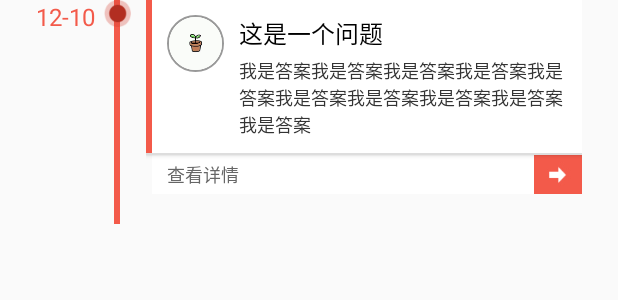
After one commit to neilsun2009/Sanxing, an Android app: the layout listview_today.xml on its own in the app's theme, with its tools: preview values and no code run, on a phone screen of 412 x 824 dp. The commit adds this screen. Shown: the top 300 px of the screen. Run offline under Robolectric (Android 15) with nearby library versions, the phone set to English and light mode, and no system bars.

Commit message:
finish today page

```diff
--- a/app/src/main/java/com/note8/sanxing/MainActivity.java
+++ b/app/src/main/java/com/note8/sanxing/MainActivity.java
@@ -21,15 +21,19 @@ import android.view.MenuItem;
 import android.view.View;
 import android.view.ViewGroup;
 
+import android.widget.ArrayAdapter;
 import android.widget.Button;
 import android.widget.ImageView;
 import android.widget.LinearLayout;
+import android.widget.ListView;
 import android.widget.TextView;
 import android.widget.Toast;
 
 import org.w3c.dom.Text;
 
+import java.util.ArrayList;
 import java.util.Date;
+import java.util.List;
 
 public class MainActivity extends AppCompatActivity {
 
@@ -113,8 +117,7 @@ public class MainActivity extends AppCompatActivity {
             switch (num) {
                 case 1: // today
                     rootView = inflater.inflate(R.layout.fragment_today, container, false);
-                    TextView text = (TextView) rootView.findViewById(R.id.today_text);
-                    text.setText((new Date()).toString());
+                    initToday(rootView);
                     break;
                 case 2: // broadcast
                     rootView = inflater.inflate(R.layout.fragment_broadcast, container, false);
@@ -134,6 +137,34 @@ public class MainActivity extends AppCompatActivity {
                     break;
             }
             return rootView;
+        }
+
+        private void initToday(final View rootView) {
+            // declare
+            ListView listView = (ListView) rootView.findViewById(R.id.today_list);
+            List<TodayClass> todayList = initTodayData();
+            TodayAdapter adapter = new TodayAdapter(rootView.getContext(), R.layout.listview_today, todayList);
+            listView.setAdapter(adapter);
+        }
+
+        private ArrayList<TodayClass> initTodayData() {
+            ArrayList<TodayClass> list = new ArrayList<>();
+            TodayClass temp = new TodayClass(0, "12-10", "今天的问题", "我是答案我是答案我是答案我是答案我是答案我是答案我是答案我是答案我是答案我是答案",
+                    0, false, "快去回答", false);
+            list.add(temp);
+            temp = new TodayClass(1, "12-09", "昨天的问题", "我是答案我是答案我是答案我是答案我是答案我是答案我是答案我是答案我是答案我是答案",
+                    0, false, "查看回答", true);
+            list.add(temp);
+            temp = new TodayClass(2, "12-08", "前天的问题", "我是答案我是答案我是答案我是答案我是答案我是答案我是答案我是答案我是答案我是答案",
+                    R.drawable.today_list_photo, true, "查看回答", true);
+            list.add(temp);
+            temp = new TodayClass(3, "12-07", "大前天的问题", "我还是答案我是答案我是答案我是答案我是答案我是答案我是答案我是答案我是答案我是答案",
+                    0, false, "查看回答", true);
+            list.add(temp);
+            temp = new TodayClass(4, "12-06", "标题特别特别长的问题", "我还是答案我是答案我是答案我是答案我是答案我是答案我是答案我是答案我是答案我是答案",
+                    0, false, "查看回答", true);
+            list.add(temp);
+            return list;
         }
 
         private void initBroadcast(final View rootView) {
@@ -179,6 +210,8 @@ public class MainActivity extends AppCompatActivity {
         }
     }
 
+
+
     /**
      * A {@link FragmentPagerAdapter} that returns a fragment corresponding to
      * one of the sections/tabs/pages.
--- /dev/null
+++ b/app/src/main/res/drawable/today_avatar_bg.xml
@@ -0,0 +1,5 @@
+<?xml version="1.0" encoding="utf-8"?>
+<shape xmlns:android="http://schemas.android.com/apk/res/android">
+    <stroke android:color="#999" android:width="1dp"/>
+    <corners android:radius="20dp"/>
+</shape>
--- /dev/null
+++ b/app/src/main/res/drawable/today_rect_bg.xml
@@ -0,0 +1,5 @@
+<?xml version="1.0" encoding="utf-8"?>
+<shape xmlns:android="http://schemas.android.com/apk/res/android">
+    <stroke android:color="#ddd" android:width="1dp"/>
+    <solid android:color="#fff"/>
+</shape>
--- a/app/src/main/res/layout/fragment_today.xml
+++ b/app/src/main/res/layout/fragment_today.xml
@@ -1,10 +1,16 @@
 <?xml version="1.0" encoding="utf-8"?>
 <LinearLayout xmlns:android="http://schemas.android.com/apk/res/android"
     android:orientation="vertical" android:layout_width="match_parent"
-    android:layout_height="match_parent">
-    <TextView
-        android:id="@+id/today_text"
-        android:layout_width="wrap_content"
+    android:layout_height="match_parent"
+    android:background="@color/colorBg">
+    <ListView
+        android:id="@+id/today_list"
+        android:layout_width="match_parent"
         android:layout_height="wrap_content"
-        android:text="今日"/>
+        android:paddingTop="20dp"
+        android:divider="@null"
+        android:dividerHeight="0dp"
+        >
+
+    </ListView>
 </LinearLayout>
--- /dev/null
+++ b/app/src/main/res/layout/listview_today.xml
@@ -0,0 +1,163 @@
+<?xml version="1.0" encoding="utf-8"?>
+<LinearLayout xmlns:android="http://schemas.android.com/apk/res/android"
+    android:orientation="horizontal" android:layout_width="match_parent"
+    android:layout_height="wrap_content"
+    android:paddingLeft="24dp"
+    android:paddingRight="24dp"
+    android:gravity="top">
+    <TextView
+        android:id="@+id/today_date_txt"
+        android:layout_width="45dp"
+        android:layout_height="wrap_content"
+        android:textSize="@dimen/text_normal"
+        android:textColor="@color/colorPrimary"
+        android:text="12-10"/>
+    <!--the point and the line-->
+    <RelativeLayout
+        android:layout_width="wrap_content"
+        android:layout_height="match_parent"
+        >
+        <!--line for the first item-->
+        <FrameLayout
+            android:visibility="gone"
+            android:id="@+id/today_line_1_layout"
+            android:layout_width="4dp"
+            android:layout_marginTop="5dp"
+            android:layout_height="match_parent"
+            android:layout_centerHorizontal="true"
+            android:background="@color/colorPrimary"/>
+        <!--line for second and following items-->
+        <FrameLayout
+            android:visibility="visible"
+            android:id="@+id/today_line_layout"
+            android:layout_width="4dp"
+            android:layout_height="match_parent"
+            android:layout_centerHorizontal="true"
+            android:background="@color/colorPrimary"/>
+        <ImageView
+            android:layout_width="18dp"
+            android:layout_height="18dp"
+            android:src="@drawable/today_list_point"
+            android:scaleType="fitXY"/>
+    </RelativeLayout>
+    <!--the dialog-->
+    <LinearLayout
+        android:layout_width="0dp"
+        android:layout_weight="1"
+        android:layout_height="wrap_content"
+        android:orientation="vertical"
+        android:layout_marginLeft="10dp"
+        android:layout_marginBottom="10dp"
+        >
+        <!--the upper part-->
+        <LinearLayout
+            android:visibility="visible"
+            android:id="@+id/today_upper_layout"
+            android:layout_width="match_parent"
+            android:layout_height="wrap_content"
+            android:orientation="horizontal"
+            android:background="@drawable/today_rect_bg"
+            android:paddingBottom="1dp"
+            android:paddingLeft="0dp"
+            android:elevation="2dp">
+            <FrameLayout
+                android:layout_width="4dp"
+                android:layout_height="match_parent"
+                android:background="@color/colorPrimary">
+            </FrameLayout>
+            <RelativeLayout
+                android:background="@color/colorBgWhite"
+                android:layout_width="match_parent"
+                android:layout_height="wrap_content"
+                android:paddingTop="10dp">
+                <!--image answer-->
+                <ImageView
+                    android:id="@+id/today_answer_img"
+                    android:visibility="gone"
+                    android:layout_width="match_parent"
+                    android:layout_height="150dp"
+                    android:src="@drawable/today_list_photo"
+                    android:scaleType="centerCrop"
+                    android:layout_below="@+id/today_title_txt"
+                    android:layout_marginTop="4dp"/>
+                <!--avatar-->
+                <ImageView
+
+                    android:id="@+id/today_avatar_img"
+                    android:layout_width="38dp"
+                    android:layout_height="38dp"
+                    android:padding="1dp"
+                    android:layout_marginLeft="10dp"
+                    android:src="@drawable/avatar"
+                    android:scaleType="fitXY"
+                    android:background="@drawable/today_avatar_bg"
+                    />
+                <!--title-->
+                <TextView
+                    android:id="@+id/today_title_txt"
+                    android:layout_width="wrap_content"
+                    android:layout_height="wrap_content"
+                    android:textColor="@color/colorTextTitle"
+                    android:textSize="@dimen/text_normal"
+                    android:text="这是一个问题"
+                    android:maxLines="1"
+                    android:maxEms="9"
+                    android:ellipsize="end"
+                    android:layout_toRightOf="@id/today_avatar_img"
+                    android:layout_marginLeft="10dp"
+                    android:layout_marginRight="10dp"/>
+                <!--text answer-->
+                <TextView
+                    android:visibility="visible"
+                    android:id="@+id/today_answer_txt"
+                    android:layout_width="match_parent"
+                    android:layout_height="wrap_content"
+                    android:textColor="@color/colorTextContent"
+                    android:textSize="@dimen/text_small"
+                    android:layout_toRightOf="@id/today_avatar_img"
+                    android:layout_marginLeft="10dp"
+                    android:layout_marginRight="10dp"
+                    android:layout_marginTop="4dp"
+                    android:layout_marginBottom="10dp"
+                    android:layout_below="@id/today_title_txt"
+                    android:text="我是答案我是答案我是答案我是答案我是答案我是答案我是答案我是答案我是答案我是答案"/>
+            </RelativeLayout>
+        </LinearLayout>
+        <!--the lower part-->
+        <LinearLayout
+            android:layout_width="match_parent"
+            android:layout_height="wrap_content"
+            android:orientation="horizontal"
+            >
+            <FrameLayout
+                android:layout_width="4dp"
+                android:layout_height="match_parent"/>
+            <LinearLayout
+                android:layout_width="match_parent"
+                android:layout_height="wrap_content"
+                android:orientation="horizontal"
+                android:layout_marginBottom="10dp"
+                android:elevation="2dp">
+                <TextView
+                    android:id="@+id/today_bottom_txt"
+                    android:layout_width="0dp"
+                    android:layout_height="match_parent"
+                    android:layout_weight="1"
+                    android:text="查看详情"
+                    android:textSize="@dimen/text_small"
+                    android:textColor="@color/colorTextShallow"
+                    android:gravity="center_vertical"
+                    android:background="@color/colorBgWhite"
+                    android:paddingLeft="10dp"/>
+                <ImageView
+                    android:id="@+id/today_go_btn"
+                    android:layout_width="32dp"
+                    android:layout_height="26dp"
+                    android:src="@drawable/today_list_arrow"
+                    android:scaleType="fitXY"
+                    />
+            </LinearLayout>
+
+        </LinearLayout>
+    </LinearLayout>
+</LinearLayout>
```
